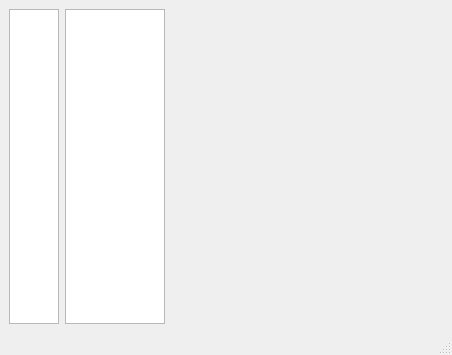
LeoJW/ampsorter, file mainwindow.ui: the form before one commit.
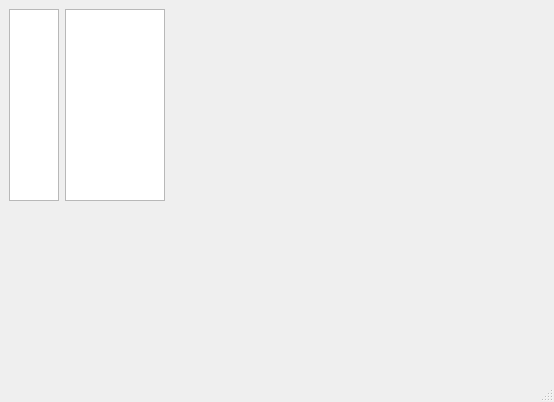
The form after the commit. Custom widgets are drawn as their Qt base class.

Commit message: trace plotting in basic form working, with subsampling for performance

```diff
--- a/mainwindow.ui
+++ b/mainwindow.ui
@@ -6,8 +6,8 @@
    <rect>
     <x>0</x>
     <y>0</y>
-    <width>452</width>
-    <height>355</height>
+    <width>554</width>
+    <height>402</height>
    </rect>
   </property>
   <property name="windowTitle">
@@ -18,7 +18,7 @@
     <item row="0" column="2">
      <widget class="QTableView" name="muscleView">
       <property name="sizePolicy">
-       <sizepolicy hsizetype="Maximum" vsizetype="Expanding">
+       <sizepolicy hsizetype="Maximum" vsizetype="Maximum">
         <horstretch>0</horstretch>
         <verstretch>0</verstretch>
        </sizepolicy>
@@ -26,7 +26,7 @@
       <property name="maximumSize">
        <size>
         <width>100</width>
-        <height>16777215</height>
+        <height>200</height>
        </size>
       </property>
       <property name="alternatingRowColors">
@@ -43,28 +43,6 @@
       </attribute>
      </widget>
     </item>
-    <item row="0" column="1">
-     <widget class="QListView" name="trialView">
-      <property name="sizePolicy">
-       <sizepolicy hsizetype="Maximum" vsizetype="Expanding">
-        <horstretch>0</horstretch>
-        <verstretch>0</verstretch>
-       </sizepolicy>
-      </property>
-      <property name="maximumSize">
-       <size>
-        <width>50</width>
-        <height>16777215</height>
-       </size>
-      </property>
-      <property name="selectionMode">
-       <enum>QAbstractItemView::SingleSelection</enum>
-      </property>
-      <property name="selectionBehavior">
-       <enum>QAbstractItemView::SelectRows</enum>
-      </property>
-     </widget>
-    </item>
     <item row="0" column="3">
      <spacer name="horizontalSpacer">
       <property name="orientation">
@@ -78,10 +56,43 @@
       </property>
      </spacer>
     </item>
+    <item row="0" column="1">
+     <widget class="QListView" name="trialView">
+      <property name="sizePolicy">
+       <sizepolicy hsizetype="Maximum" vsizetype="Maximum">
+        <horstretch>0</horstretch>
+        <verstretch>0</verstretch>
+       </sizepolicy>
+      </property>
+      <property name="maximumSize">
+       <size>
+        <width>50</width>
+        <height>200</height>
+       </size>
+      </property>
+      <property name="selectionMode">
+       <enum>QAbstractItemView::SingleSelection</enum>
+      </property>
+      <property name="selectionBehavior">
+       <enum>QAbstractItemView::SelectRows</enum>
+      </property>
+     </widget>
+    </item>
+    <item row="1" column="1" colspan="3">
+     <widget class="PlotWidget" name="traceView" native="true"/>
+    </item>
    </layout>
   </widget>
   <widget class="QStatusBar" name="statusbar"/>
  </widget>
+ <customwidgets>
+  <customwidget>
+   <class>PlotWidget</class>
+   <extends>QWidget</extends>
+   <header>pyqtgraph</header>
+   <container>1</container>
+  </customwidget>
+ </customwidgets>
  <resources/>
  <connections/>
 </ui>
```
The commit also changes 1 other file.
